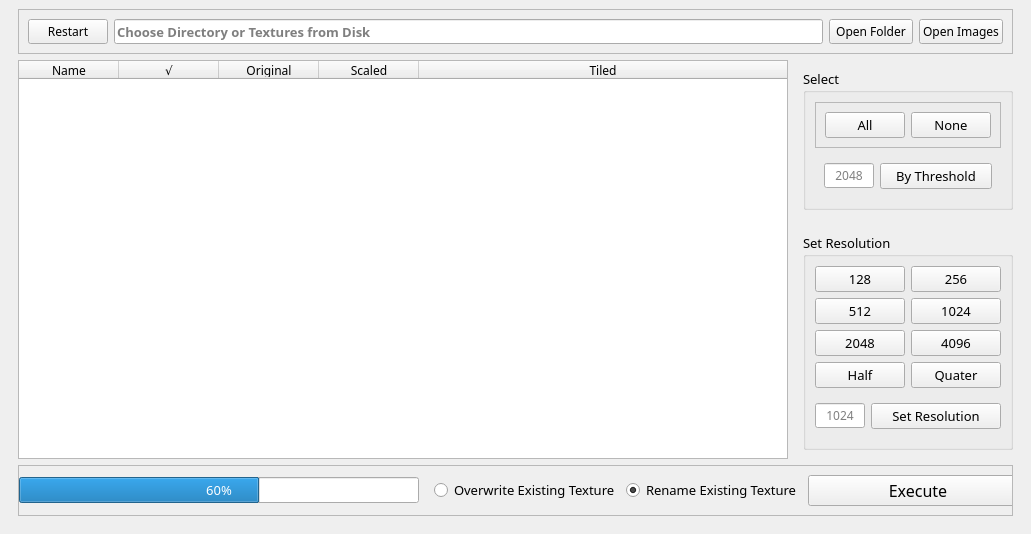
Qt form texScaler.ui (neilforest7/TextureScaler) before a commit.
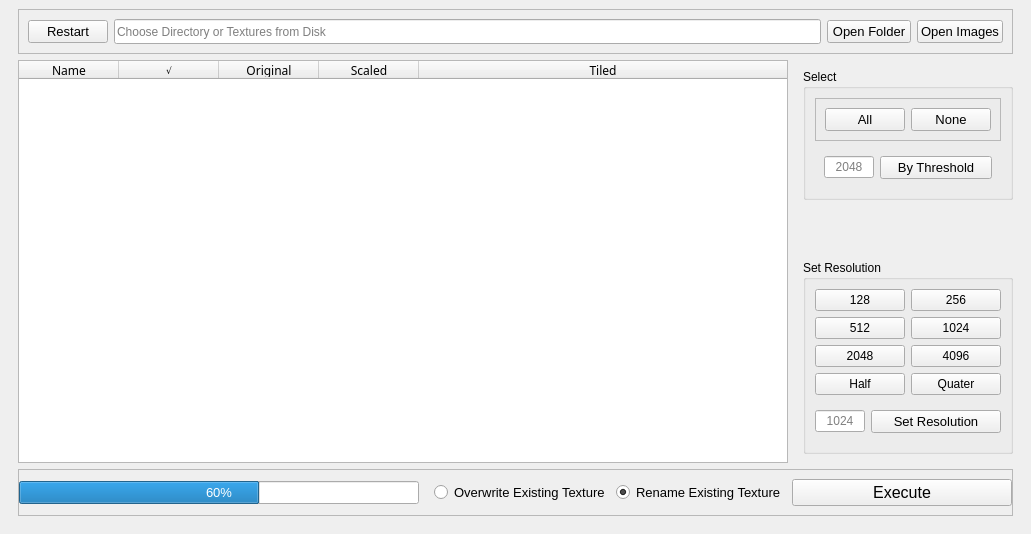
The same form after that commit. Icons and pictures are not drawn.

Commit message: Debug TextureScaler

```diff
--- a/texScaler.ui
+++ b/texScaler.ui
@@ -31,7 +31,6 @@
   <widget class="QWidget" name="centralwidget">
    <property name="font">
     <font>
-     <family>Franklin Gothic Medium Cond</family>
      <pointsize>10</pointsize>
      <stylestrategy>PreferAntialias</stylestrategy>
     </font>
@@ -56,7 +55,6 @@
      <widget class="QFrame" name="frame">
       <property name="font">
        <font>
-        <family>Franklin Gothic Medium Cond</family>
         <pointsize>10</pointsize>
         <stylestrategy>PreferAntialias</stylestrategy>
        </font>
@@ -66,7 +64,6 @@
         <widget class="QFrame" name="frame_2">
          <property name="font">
           <font>
-           <family>Franklin Gothic Medium Cond</family>
            <pointsize>10</pointsize>
            <stylestrategy>PreferAntialias</stylestrategy>
           </font>
@@ -88,7 +85,6 @@
            <widget class="QFrame" name="frame_3">
             <property name="font">
              <font>
-              <family>Franklin Gothic Medium Cond</family>
               <pointsize>9</pointsize>
               <stylestrategy>PreferAntialias</stylestrategy>
              </font>
@@ -116,8 +112,7 @@
                </property>
                <property name="font">
                 <font>
-                 <family>Franklin Gothic Medium Cond</family>
-                 <pointsize>9</pointsize>
+                 <pointsize>10</pointsize>
                  <stylestrategy>PreferAntialias</stylestrategy>
                 </font>
                </property>
@@ -125,8 +120,14 @@
                 <string>Restart</string>
                </property>
                <property name="icon">
-                <iconset resource="icons.qrc">
-                 <normaloff>:/icon_ant/icons/ant-svg/reload 30.svg</normaloff>:/icon_ant/icons/ant-svg/reload 30.svg</iconset>
+                <iconset resource="icons_new.qrc">
+                 <normaloff>:/icons/icons/reload 30.svg</normaloff>:/icons/icons/reload 30.svg</iconset>
+               </property>
+               <property name="iconSize">
+                <size>
+                 <width>10</width>
+                 <height>12</height>
+                </size>
                </property>
               </widget>
              </item>
@@ -146,10 +147,8 @@
                </property>
                <property name="font">
                 <font>
-                 <family>Franklin Gothic Medium Cond</family>
-                 <pointsize>10</pointsize>
-                 <weight>75</weight>
-                 <bold>true</bold>
+                 <pointsize>9</pointsize>
+                 <bold>false</bold>
                  <stylestrategy>PreferAntialias</stylestrategy>
                 </font>
                </property>
@@ -174,8 +173,7 @@
                </property>
                <property name="font">
                 <font>
-                 <family>Franklin Gothic Medium Cond</family>
-                 <pointsize>9</pointsize>
+                 <pointsize>10</pointsize>
                  <stylestrategy>PreferAntialias</stylestrategy>
                 </font>
                </property>
@@ -189,7 +187,7 @@
                <property name="iconSize">
                 <size>
                  <width>60</width>
-                 <height>20</height>
+                 <height>12</height>
                 </size>
                </property>
               </widget>
@@ -204,8 +202,7 @@
                </property>
                <property name="font">
                 <font>
-                 <family>Franklin Gothic Medium Cond</family>
-                 <pointsize>9</pointsize>
+                 <pointsize>10</pointsize>
                  <stylestrategy>PreferAntialias</stylestrategy>
                 </font>
                </property>
@@ -219,7 +216,7 @@
                <property name="iconSize">
                 <size>
                  <width>60</width>
-                 <height>20</height>
+                 <height>12</height>
                 </size>
                </property>
               </widget>
@@ -229,6 +226,12 @@
           </item>
           <item>
            <widget class="QFrame" name="frame_4">
+            <property name="font">
+             <font>
+              <pointsize>9</pointsize>
+              <stylestrategy>PreferAntialias</stylestrategy>
+             </font>
+            </property>
             <property name="styleSheet">
              <string notr="true"/>
             </property>
@@ -270,7 +273,6 @@
                  <family>Franklin Gothic Medium Cond</family>
                  <pointsize>9</pointsize>
                  <stylestrategy>PreferAntialias</stylestrategy>
-                 <kerning>true</kerning>
                 </font>
                </property>
                <property name="styleSheet">
@@ -323,7 +325,10 @@
                  <string>Name</string>
                 </property>
                 <property name="font">
-                 <font/>
+                 <font>
+                  <pointsize>9</pointsize>
+                  <stylestrategy>PreferAntialias</stylestrategy>
+                 </font>
                 </property>
                 <property name="textAlignment">
                  <set>AlignCenter</set>
@@ -334,7 +339,10 @@
                  <string>√</string>
                 </property>
                 <property name="font">
-                 <font/>
+                 <font>
+                  <pointsize>7</pointsize>
+                  <stylestrategy>PreferAntialias</stylestrategy>
+                 </font>
                 </property>
                 <property name="textAlignment">
                  <set>AlignCenter</set>
@@ -345,25 +353,24 @@
                  <string>Original</string>
                 </property>
                 <property name="font">
-                 <font/>
+                 <font>
+                  <pointsize>9</pointsize>
+                  <stylestrategy>PreferAntialias</stylestrategy>
+                 </font>
                 </property>
                 <property name="textAlignment">
                  <set>AlignCenter</set>
                 </property>
-                <property name="background">
-                 <color alpha="120">
-                  <red>116</red>
-                  <green>151</green>
-                  <blue>156</blue>
-                 </color>
-                </property>
                </column>
                <column>
                 <property name="text">
                  <string>Scaled</string>
                 </property>
                 <property name="font">
-                 <font/>
+                 <font>
+                  <pointsize>9</pointsize>
+                  <stylestrategy>PreferAntialias</stylestrategy>
+                 </font>
                 </property>
                 <property name="textAlignment">
                  <set>AlignCenter</set>
@@ -374,7 +381,10 @@
                  <string>Tiled</string>
                 </property>
                 <property name="font">
-                 <font/>
+                 <font>
+                  <pointsize>9</pointsize>
+                  <stylestrategy>PreferAntialias</stylestrategy>
+                 </font>
                 </property>
                 <property name="textAlignment">
                  <set>AlignCenter</set>
@@ -398,8 +408,7 @@
                  <widget class="QGroupBox" name="groupBox">
                   <property name="font">
                    <font>
-                    <family>Franklin Gothic Medium Cond</family>
-                    <pointsize>10</pointsize>
+                    <pointsize>9</pointsize>
                     <stylestrategy>PreferAntialias</stylestrategy>
                    </font>
                   </property>
@@ -420,7 +429,6 @@
                        <widget class="QPushButton" name="select_all_btn">
                         <property name="font">
                          <font>
-                          <family>Franklin Gothic Medium Cond</family>
                           <pointsize>10</pointsize>
                           <stylestrategy>PreferAntialias</stylestrategy>
                          </font>
@@ -434,7 +442,6 @@
                        <widget class="QPushButton" name="select_none_btn">
                         <property name="font">
                          <font>
-                          <family>Franklin Gothic Medium Cond</family>
                           <pointsize>10</pointsize>
                           <stylestrategy>PreferAntialias</stylestrategy>
                          </font>
@@ -478,7 +485,6 @@
                         </property>
                         <property name="font">
                          <font>
-                          <family>Franklin Gothic Medium Cond</family>
                           <pointsize>9</pointsize>
                           <stylestrategy>PreferAntialias</stylestrategy>
                          </font>
@@ -504,7 +510,6 @@
                        <widget class="QPushButton" name="set_thres_btn">
                         <property name="font">
                          <font>
-                          <family>Franklin Gothic Medium Cond</family>
                           <pointsize>10</pointsize>
                           <stylestrategy>PreferAntialias</stylestrategy>
                          </font>
@@ -537,8 +542,7 @@
                  <widget class="QGroupBox" name="set_res_group">
                   <property name="font">
                    <font>
-                    <family>Franklin Gothic Medium Cond</family>
-                    <pointsize>10</pointsize>
+                    <pointsize>9</pointsize>
                     <stylestrategy>PreferAntialias</stylestrategy>
                    </font>
                   </property>
@@ -552,8 +556,7 @@
                       <widget class="QPushButton" name="res_512_btn">
                        <property name="font">
                         <font>
-                         <family>Franklin Gothic Medium Cond</family>
-                         <pointsize>10</pointsize>
+                         <pointsize>9</pointsize>
                          <stylestrategy>PreferAntialias</stylestrategy>
                         </font>
                        </property>
@@ -566,8 +569,7 @@
                       <widget class="QPushButton" name="res_1024_btn">
                        <property name="font">
                         <font>
-                         <family>Franklin Gothic Medium Cond</family>
-                         <pointsize>10</pointsize>
+                         <pointsize>9</pointsize>
                          <stylestrategy>PreferAntialias</stylestrategy>
                         </font>
                        </property>
@@ -580,8 +582,7 @@
                       <widget class="QPushButton" name="res_quater_btn">
                        <property name="font">
                         <font>
-                         <family>Franklin Gothic Medium Cond</family>
-                         <pointsize>10</pointsize>
+                         <pointsize>9</pointsize>
                          <stylestrategy>PreferAntialias</stylestrategy>
                         </font>
                        </property>
@@ -594,8 +595,7 @@
                       <widget class="QPushButton" name="res_2048_btn">
                        <property name="font">
                         <font>
-                         <family>Franklin Gothic Medium Cond</family>
-                         <pointsize>10</pointsize>
+                         <pointsize>9</pointsize>
                          <stylestrategy>PreferAntialias</stylestrategy>
                         </font>
                        </property>
@@ -608,8 +608,7 @@
                       <widget class="QPushButton" name="res_4096_btn">
                        <property name="font">
                         <font>
-                         <family>Franklin Gothic Medium Cond</family>
-                         <pointsize>10</pointsize>
+                         <pointsize>9</pointsize>
                          <stylestrategy>PreferAntialias</stylestrategy>
                         </font>
                        </property>
@@ -622,8 +621,7 @@
                       <widget class="QPushButton" name="res_half_btn">
                        <property name="font">
                         <font>
-                         <family>Franklin Gothic Medium Cond</family>
-                         <pointsize>10</pointsize>
+                         <pointsize>9</pointsize>
                          <stylestrategy>PreferAntialias</stylestrategy>
                         </font>
                        </property>
@@ -636,8 +634,7 @@
                       <widget class="QPushButton" name="res_128_btn">
                        <property name="font">
                         <font>
-                         <family>Franklin Gothic Medium Cond</family>
-                         <pointsize>10</pointsize>
+                         <pointsize>9</pointsize>
                          <stylestrategy>PreferAntialias</stylestrategy>
                         </font>
                        </property>
@@ -650,8 +647,7 @@
                       <widget class="QPushButton" name="res_256_btn">
                        <property name="font">
                         <font>
-                         <family>Franklin Gothic Medium Cond</family>
-                         <pointsize>10</pointsize>
+                         <pointsize>9</pointsize>
                          <stylestrategy>PreferAntialias</stylestrategy>
                         </font>
                        </property>
@@ -670,6 +666,12 @@
                        <verstretch>0</verstretch>
                       </sizepolicy>
                      </property>
+                     <property name="font">
+                      <font>
+                       <pointsize>9</pointsize>
+                       <stylestrategy>PreferAntialias</stylestrategy>
+                      </font>
+                     </property>
                      <layout class="QHBoxLayout" name="horizontalLayout_6">
                       <property name="leftMargin">
                        <number>0</number>
@@ -699,7 +701,6 @@
                         </property>
                         <property name="font">
                          <font>
-                          <family>Franklin Gothic Medium Cond</family>
                           <pointsize>9</pointsize>
                           <stylestrategy>PreferAntialias</stylestrategy>
                          </font>
@@ -722,7 +723,6 @@
                        <widget class="QPushButton" name="set_res_btn">
                         <property name="font">
                          <font>
-                          <family>Franklin Gothic Medium Cond</family>
                           <pointsize>10</pointsize>
                           <stylestrategy>PreferAntialias</stylestrategy>
                          </font>
@@ -768,19 +768,6 @@
              <property name="bottomMargin">
               <number>0</number>
              </property>
-             <item>
-              <spacer name="horizontalSpacer_2">
-               <property name="orientation">
-                <enum>Qt::Horizontal</enum>
-               </property>
-               <property name="sizeHint" stdset="0">
-                <size>
-                 <width>40</width>
-                 <height>20</height>
-                </size>
-               </property>
-              </spacer>
-             </item>
              <item>
               <widget class="QProgressBar" name="progressBar">
                <property name="minimumSize">
@@ -791,7 +778,6 @@
                </property>
                <property name="font">
                 <font>
-                 <family>Franklin Gothic Medium Cond</family>
                  <pointsize>10</pointsize>
                  <stylestrategy>PreferAntialias</stylestrategy>
                 </font>
@@ -836,7 +822,6 @@
                  <widget class="QRadioButton" name="overwrite_btn">
                   <property name="font">
                    <font>
-                    <family>Franklin Gothic Medium Cond</family>
                     <pointsize>10</pointsize>
                     <stylestrategy>PreferAntialias</stylestrategy>
                    </font>
@@ -850,7 +835,6 @@
                  <widget class="QRadioButton" name="rename_old_btn">
                   <property name="font">
                    <font>
-                    <family>Franklin Gothic Medium Cond</family>
                     <pointsize>10</pointsize>
                     <stylestrategy>PreferAntialias</stylestrategy>
                    </font>
@@ -863,6 +847,19 @@
                   </property>
                  </widget>
                 </item>
+                <item>
+                 <spacer name="horizontalSpacer_2">
+                  <property name="orientation">
+                   <enum>Qt::Horizontal</enum>
+                  </property>
+                  <property name="sizeHint" stdset="0">
+                   <size>
+                    <width>40</width>
+                    <height>20</height>
+                   </size>
+                  </property>
+                 </spacer>
+                </item>
                 <item>
                  <widget class="QPushButton" name="execute_btn">
                   <property name="minimumSize">
@@ -873,7 +870,6 @@
                   </property>
                   <property name="font">
                    <font>
-                    <family>Franklin Gothic Medium Cond</family>
                     <pointsize>12</pointsize>
                     <stylestrategy>PreferAntialias</stylestrategy>
                    </font>
@@ -888,7 +884,7 @@
                   <property name="iconSize">
                    <size>
                     <width>60</width>
-                    <height>20</height>
+                    <height>16</height>
                    </size>
                   </property>
                  </widget>
```
Left out of the diff: 14 changed lines with no effect on the pictures. The commit also changes 9 other files.
